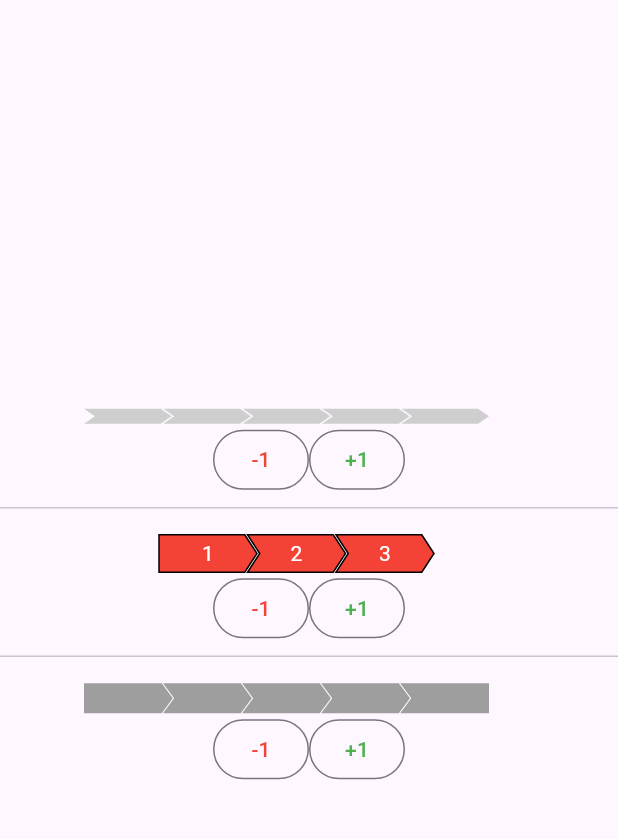
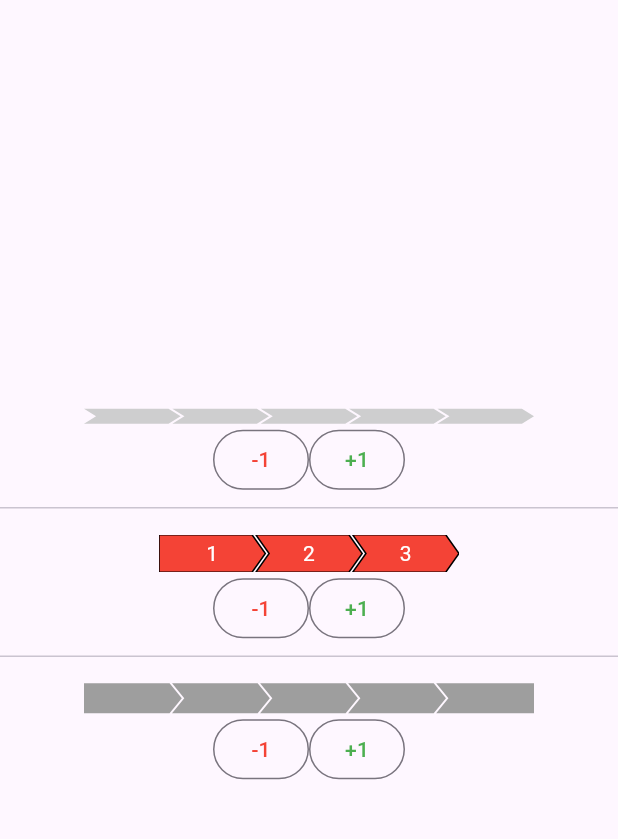
Before and after one commit to Midhun-MP/progress_stepper, a Flutter app: the screen it shows after launch, on a phone screen of 412 x 824 dp, the part 63-902 px from its top. Run offline on Flutter 3.47's test engine with Material 3 defaults, Android fonts, the phone set to English and light mode, and no system bars.

Commit message:
Step width calculation logic improved

```diff
--- a/lib/src/progress_stepper.dart
+++ b/lib/src/progress_stepper.dart
@@ -114,7 +114,8 @@ class ProgressStepper extends StatelessWidget with StepFactory {
     return steps;
   }
 
-  double _getStepWidth() => (width - ((stepCount - 1) * padding)) / stepCount;
+  double _getStepWidth() =>
+      (width - ((stepCount - 1) * _calculatedPadding)) / stepCount;
 
   double _getPosition(int index) {
     if (index == 1) {
```
